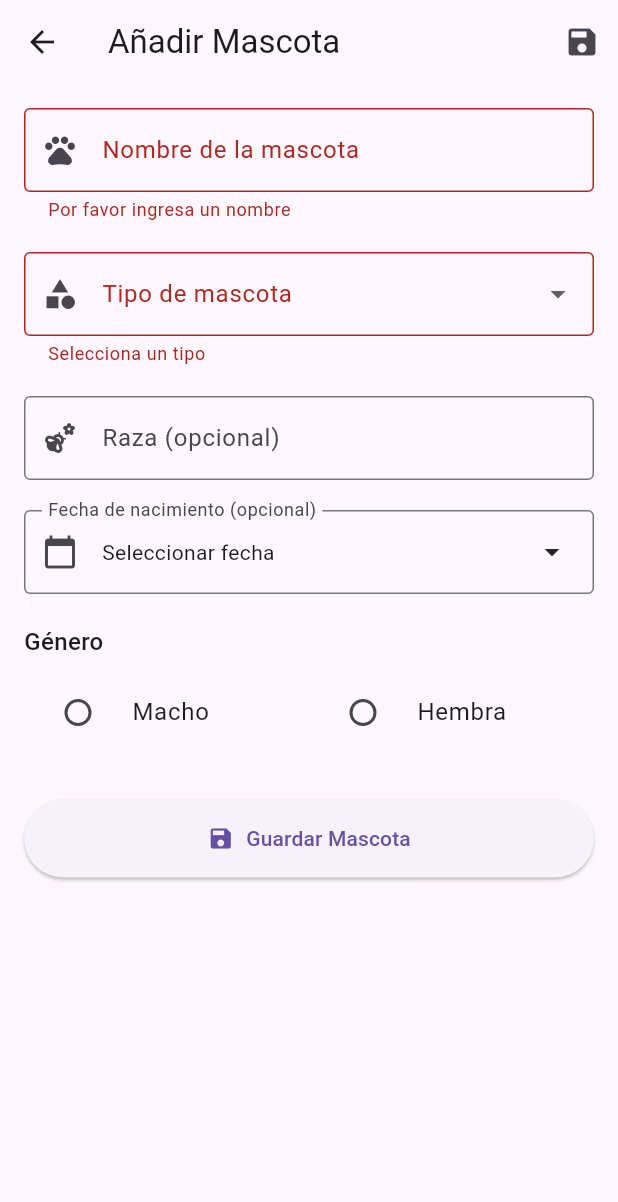
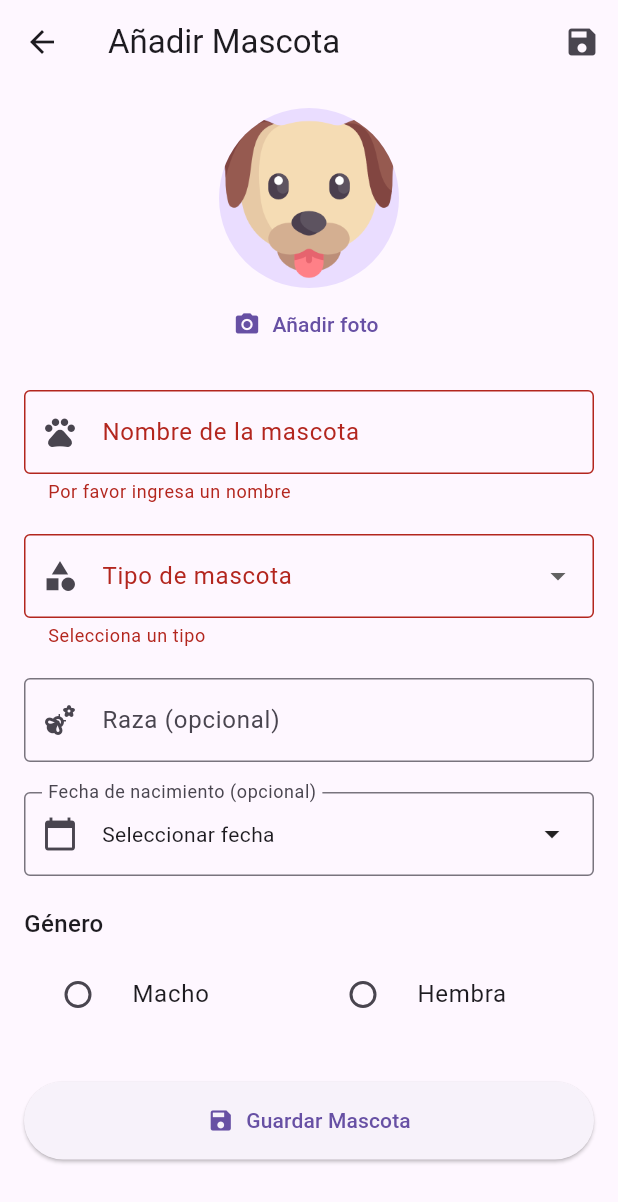
Before and after one commit to Diegoheriberto/mascotas_app, a Flutter app: the AddPetScreen screen opened by its route, after a tap on "Guardar Mascota", on a phone screen of 412 x 824 dp. Shown: the top 1202 px of the screen. Run offline on Flutter 3.47's test engine with Material 3 defaults, Android fonts, the phone set to English and light mode, and no system bars; our stand-ins replace cloud_firestore, firebase_auth, firebase_core, firebase_storage, fluttertoast, google_sign_in; missing offline and left inert: image_picker_web; accounts and stored records are empty; statements that could not run were skipped.

Commit message:
Respaldo de avances del día

```diff
--- a/lib/screens/owner/add_pet_screen.dart
+++ b/lib/screens/owner/add_pet_screen.dart
@@ -1,7 +1,10 @@
 import 'package:flutter/material.dart';
 import 'package:cloud_firestore/cloud_firestore.dart';
 import 'package:firebase_auth/firebase_auth.dart';
+import 'package:firebase_storage/firebase_storage.dart'; // <-- Import añadido
 import 'package:fluttertoast/fluttertoast.dart';
+import 'package:image_picker_web/image_picker_web.dart';
+import 'dart:typed_data';
 
 class AddPetScreen extends StatefulWidget {
   const AddPetScreen({super.key});
@@ -17,51 +20,30 @@ class _AddPetScreenState extends State<AddPetScreen> {
   final TextEditingController _breedController = TextEditingController();
   DateTime? _birthDate;
   String? _selectedGender;
+  Uint8List? _petImage;
 
   final List<String> _petTypes = ['Perro', 'Gato', 'Conejo', 'Ave', 'Otro'];
   final List<String> _genders = ['Macho', 'Hembra'];
 
-  @override
-  void dispose() {
-    _nameController.dispose();
-    _typeController.dispose();
-    _breedController.dispose();
-    super.dispose();
+  Future<void> _pickImage() async {
+    final image = await ImagePickerWeb.getImageAsBytes();
+    if (image != null) {
+      setState(() {
+        _petImage = image;
+      });
+    }
   }
 
-  @override
-  Widget build(BuildContext context) {
-    return Scaffold(
-      appBar: AppBar(
-        title: const Text('Añadir Mascota'),
-        actions: [
-          IconButton(
-            icon: const Icon(Icons.save),
-            onPressed: _savePet,
-            tooltip: 'Guardar mascota',
-          ),
-        ],
-      ),
-      body: SingleChildScrollView(
-        padding: const EdgeInsets.all(16),
-        child: Form(
-          key: _formKey,
-          child: Column(
-            crossAxisAlignment: CrossAxisAlignment.start,
-            children: [
-              _buildNameField(),
-              const SizedBox(height: 20),
-              _buildTypeDropdown(),
-              const SizedBox(height: 20),
-              _buildBreedField(),
-              const SizedBox(height: 20),
-              _buildBirthDatePicker(),
-              const SizedBox(height: 20),
-              _buildGenderRadio(),
-              const SizedBox(height: 30),
-              _buildSaveButton(),
-            ],
-          ),
+  // Añade este método que falta
+  Widget _buildSaveButton() {
+    return SizedBox(
+      width: double.infinity,
+      child: ElevatedButton.icon(
+        icon: const Icon(Icons.save),
+        label: const Text('Guardar Mascota'),
+        onPressed: _savePet,
+        style: ElevatedButton.styleFrom(
+          padding: const EdgeInsets.symmetric(vertical: 16, horizontal: 24),
         ),
       ),
     );
@@ -175,20 +157,6 @@ class _AddPetScreenState extends State<AddPetScreen> {
     );
   }
 
-  Widget _buildSaveButton() {
-    return SizedBox(
-      width: double.infinity,
-      child: ElevatedButton.icon(
-        icon: const Icon(Icons.save),
-        label: const Text('Guardar Mascota'),
-        style: ElevatedButton.styleFrom(
-          padding: const EdgeInsets.symmetric(vertical: 16),
-        ),
-        onPressed: _savePet,
-      ),
-    );
-  }
-
   Future<void> _selectDate() async {
     final DateTime? picked = await showDatePicker(
       context: context,
@@ -212,6 +180,15 @@ class _AddPetScreenState extends State<AddPetScreen> {
       }
 
       try {
+        String? imageUrl;
+        if (_petImage != null) {
+          final ref = FirebaseStorage.instance.ref().child(
+            'pet_images/${DateTime.now().millisecondsSinceEpoch}.jpg',
+          );
+          await ref.putData(_petImage!);
+          imageUrl = await ref.getDownloadURL();
+        }
+
         await FirebaseFirestore.instance.collection('pets').add({
           'name': _nameController.text,
           'type': _typeController.text,
@@ -219,15 +196,84 @@ class _AddPetScreenState extends State<AddPetScreen> {
               _breedController.text.isNotEmpty ? _breedController.text : null,
           'birthDate': _birthDate,
           'gender': _selectedGender,
+          'imageUrl': imageUrl,
           'ownerId': user.uid,
           'createdAt': FieldValue.serverTimestamp(),
         });
 
         Fluttertoast.showToast(msg: "Mascota guardada exitosamente");
-        Navigator.pop(context);
+        if (mounted) Navigator.pop(context);
       } catch (e) {
         Fluttertoast.showToast(msg: "Error al guardar: ${e.toString()}");
       }
     }
   }
+
+  @override
+  void dispose() {
+    _nameController.dispose();
+    _typeController.dispose();
+    _breedController.dispose();
+    super.dispose();
+  }
+
+  @override
+  Widget build(BuildContext context) {
+    return Scaffold(
+      appBar: AppBar(
+        title: const Text('Añadir Mascota'),
+        actions: [
+          IconButton(
+            icon: const Icon(Icons.save),
+            onPressed: _savePet,
+            tooltip: 'Guardar mascota',
+          ),
+        ],
+      ),
+      body: SingleChildScrollView(
+        padding: const EdgeInsets.all(16),
+        child: Form(
+          key: _formKey,
+          child: Column(
+            crossAxisAlignment: CrossAxisAlignment.start,
+            children: [
+              Center(
+                child: Column(
+                  children: [
+                    CircleAvatar(
+                      radius: 60,
+                      backgroundImage:
+                          _petImage != null
+                              ? MemoryImage(_petImage!)
+                              : const AssetImage(
+                                    'assets/images/default_pet.png',
+                                  )
+                                  as ImageProvider,
+                    ),
+                    TextButton.icon(
+                      icon: const Icon(Icons.camera_alt),
+                      label: const Text('Añadir foto'),
+                      onPressed: _pickImage,
+                    ),
+                  ],
+                ),
+              ),
+              const SizedBox(height: 20),
+              _buildNameField(),
+              const SizedBox(height: 20),
+              _buildTypeDropdown(),
+              const SizedBox(height: 20),
+              _buildBreedField(),
+              const SizedBox(height: 20),
+              _buildBirthDatePicker(),
+              const SizedBox(height: 20),
+              _buildGenderRadio(),
+              const SizedBox(height: 30),
+              _buildSaveButton(), // Ahora este método está definido
+            ],
+          ),
+        ),
+      ),
+    );
+  }
 }
--- a/lib/screens/owner/pet_details_screen.dart
+++ b/lib/screens/owner/pet_details_screen.dart
@@ -126,8 +126,7 @@ class PetDetailsScreen extends StatelessWidget {
           ),
         ),
         const SizedBox(height: 8),
-        ...(petData['vaccines'] as List)
-            .map(
+        ...(petData['vaccines'] as List).map(
           (vaccine) => Padding(
             padding: const EdgeInsets.symmetric(vertical: 4),
             child: Row(
@@ -138,8 +137,7 @@ class PetDetailsScreen extends StatelessWidget {
               ],
             ),
           ),
-            )
-            .toList(),
+        ),
       ],
     );
   }
```
Also changed, not shown: lib/services/storage_service.dart (added, +16 -0 lines), lib/widgets/image_uploader.dart (added, +22 -0 lines), pubspec.yaml (+16 -20 lines), assets/images/default_pet.png (added), pubspec.lock, 13 other files. Lines whose indentation alone changed are shown as unchanged.
